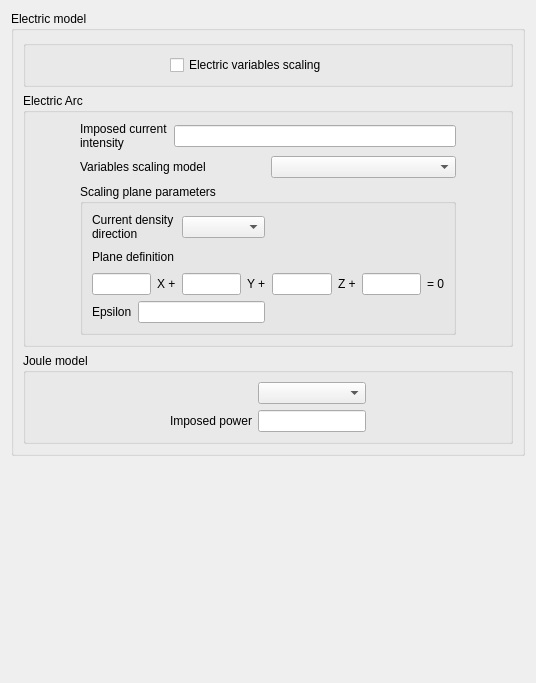
Qt form gui/Pages/ElectricalForm.ui (code-saturne/code_saturne) before a commit.
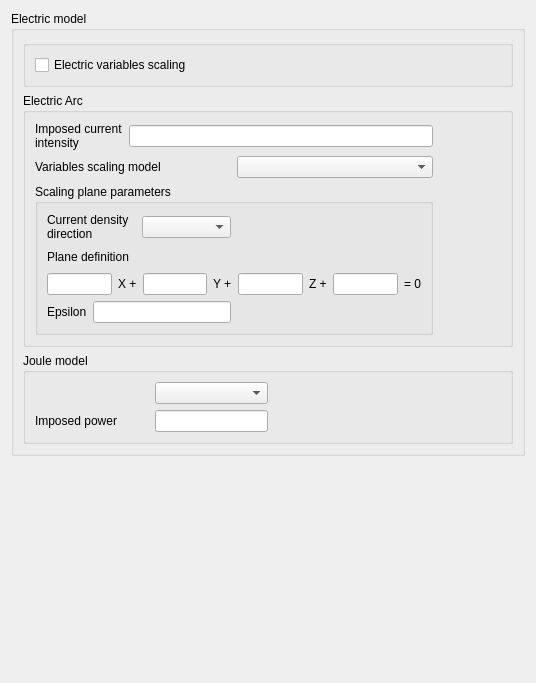
The same form after that commit.

Commit message:
GUI: left-align electric-arcs/Joule effect model form.
Cherry-picked commit b03ed6f on master.

What changed in the file:
```diff
--- a/gui/Pages/ElectricalForm.ui
+++ b/gui/Pages/ElectricalForm.ui
@@ -30,19 +30,6 @@
         </property>
         <layout class="QGridLayout" name="gridLayout_7">
          <item row="0" column="0">
-          <spacer name="horizontalSpacer_11">
-           <property name="orientation">
-            <enum>Qt::Horizontal</enum>
-           </property>
-           <property name="sizeHint" stdset="0">
-            <size>
-             <width>64</width>
-             <height>20</height>
-            </size>
-           </property>
-          </spacer>
-         </item>
-         <item row="0" column="1">
           <layout class="QGridLayout" name="gridLayout">
            <property name="spacing">
             <number>6</number>
@@ -57,22 +44,9 @@
              </property>
             </widget>
            </item>
-           <item row="1" column="2">
-            <spacer name="horizontalSpacer_6">
-             <property name="orientation">
-              <enum>Qt::Horizontal</enum>
-             </property>
-             <property name="sizeHint" stdset="0">
-              <size>
-               <width>40</width>
-               <height>20</height>
-              </size>
-             </property>
-            </spacer>
-           </item>
           </layout>
          </item>
-         <item row="0" column="2">
+         <item row="0" column="1">
           <spacer name="horizontalSpacer_12">
            <property name="orientation">
             <enum>Qt::Horizontal</enum>
@@ -97,7 +71,7 @@
          <string>Electric Arc</string>
         </property>
         <layout class="QGridLayout" name="gridLayout_5">
-         <item row="0" column="1">
+         <item row="0" column="0">
           <layout class="QHBoxLayout" name="horizontalLayout">
            <item>
             <widget class="QLabel" name="label_3">
@@ -119,20 +93,7 @@
            </item>
           </layout>
          </item>
-         <item row="1" column="0" rowspan="2">
-          <spacer name="horizontalSpacer_9">
-           <property name="orientation">
-            <enum>Qt::Horizontal</enum>
-           </property>
-           <property name="sizeHint" stdset="0">
-            <size>
-             <width>240</width>
-             <height>20</height>
-            </size>
-           </property>
-          </spacer>
-         </item>
-         <item row="1" column="1">
+         <item row="1" column="0">
           <layout class="QHBoxLayout" name="horizontalLayout_3">
            <item>
             <widget class="QLabel" name="labelScalingModel">
@@ -153,7 +114,7 @@
            </item>
           </layout>
          </item>
-         <item row="1" column="2" rowspan="2">
+         <item row="1" column="1" rowspan="2">
           <spacer name="horizontalSpacer_8">
            <property name="orientation">
             <enum>Qt::Horizontal</enum>
@@ -166,7 +127,7 @@
            </property>
           </spacer>
          </item>
-         <item row="2" column="1">
+         <item row="2" column="0">
           <widget class="QGroupBox" name="groupBoxRecalage">
            <property name="toolTip">
             <string>&lt;html&gt;&lt;head/&gt;&lt;body&gt;&lt;p&gt;&lt;span style=&quot; font-size:9pt;&quot;&gt;Define the scaling plane parameters.&lt;/span&gt;&lt;/p&gt;&lt;/body&gt;&lt;/html&gt;</string>
@@ -347,7 +308,7 @@
          <string>Joule model</string>
         </property>
         <layout class="QGridLayout" name="gridLayout_3">
-         <item row="0" column="1" rowspan="2">
+         <item row="0" column="0" rowspan="2">
           <layout class="QGridLayout" name="gridLayout_2">
            <item row="0" column="0">
             <spacer name="horizontalSpacer_4">
@@ -388,7 +349,7 @@
            </item>
           </layout>
          </item>
-         <item row="0" column="2">
+         <item row="0" column="1">
           <spacer name="horizontalSpacer_3">
            <property name="orientation">
             <enum>Qt::Horizontal</enum>
@@ -401,19 +362,6 @@
            </property>
           </spacer>
          </item>
-         <item row="1" column="0">
-          <spacer name="horizontalSpacer_10">
-           <property name="orientation">
-            <enum>Qt::Horizontal</enum>
-           </property>
-           <property name="sizeHint" stdset="0">
-            <size>
-             <width>102</width>
-             <height>17</height>
-            </size>
-           </property>
-          </spacer>
-         </item>
         </layout>
        </widget>
       </item>
```
